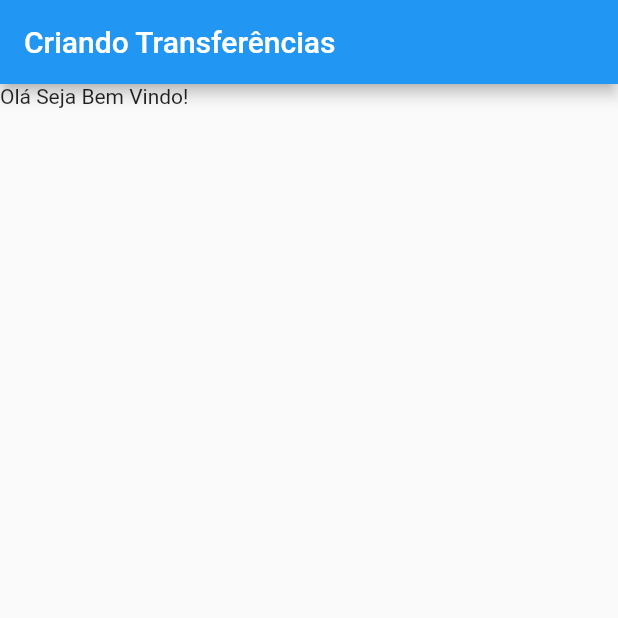
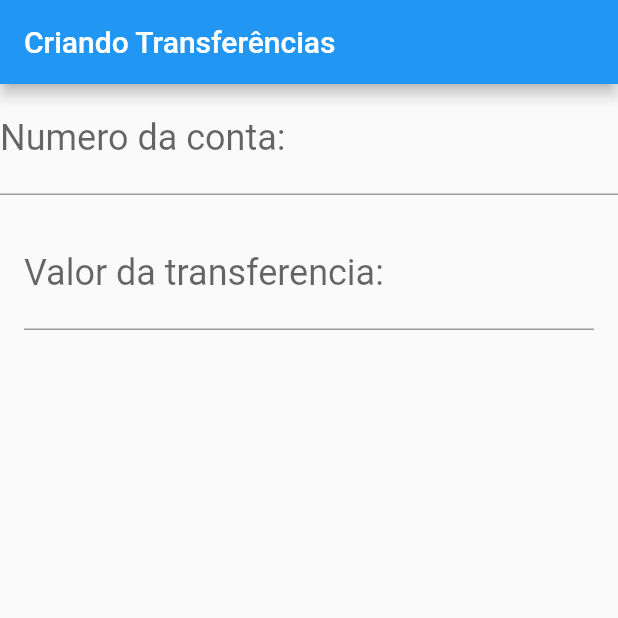
Before and after one commit to devCarlosAlexandre/Bytebank-Flutter, a Flutter app: the screen it shows after launch, on a phone screen of 412 x 824 dp, the top half of it. Run offline on Flutter 3.47's test engine with Material 2 defaults, Android fonts, the phone set to English and light mode, and no system bars.

Commit message:
desenvolvimento da tela  de transferencias

```diff
--- a/lib/main.dart
+++ b/lib/main.dart
@@ -62,9 +62,31 @@ class Transferencia {
 class FormularioTransferencia extends StatelessWidget {
   @override
   Widget build(BuildContext context) {
-  return Scaffold (
-    appBar: AppBar(title: Text('Criando Transferências'),),
-    body:Text('Olá Seja Bem Vindo!')
-  );
+    return Scaffold(
+      appBar: AppBar(
+        title: Text('Criando Transferências'),
+      ),
+      body: Column(
+        children: <Widget>[
+          TextField(
+            style: TextStyle(fontSize: 24.0),
+            decoration: InputDecoration(
+              labelText: 'Numero da conta:',
+              hintText: '000',
+            ),
+          ),
+          Padding(
+            padding: const EdgeInsets.all(16.0),
+            child: TextField(
+              style: TextStyle(fontSize: 24.0),
+              decoration: InputDecoration(
+                labelText: 'Valor da transferencia:',
+                hintText: '0.0',
+              ),
+            ),
+          )
+        ],
+      ),
+    );
   }
 }
```
